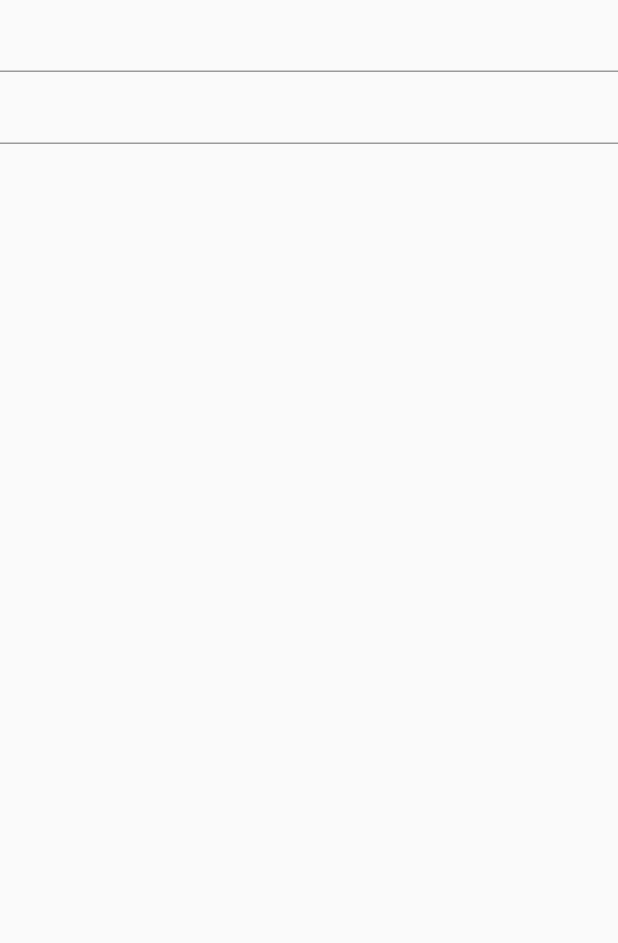
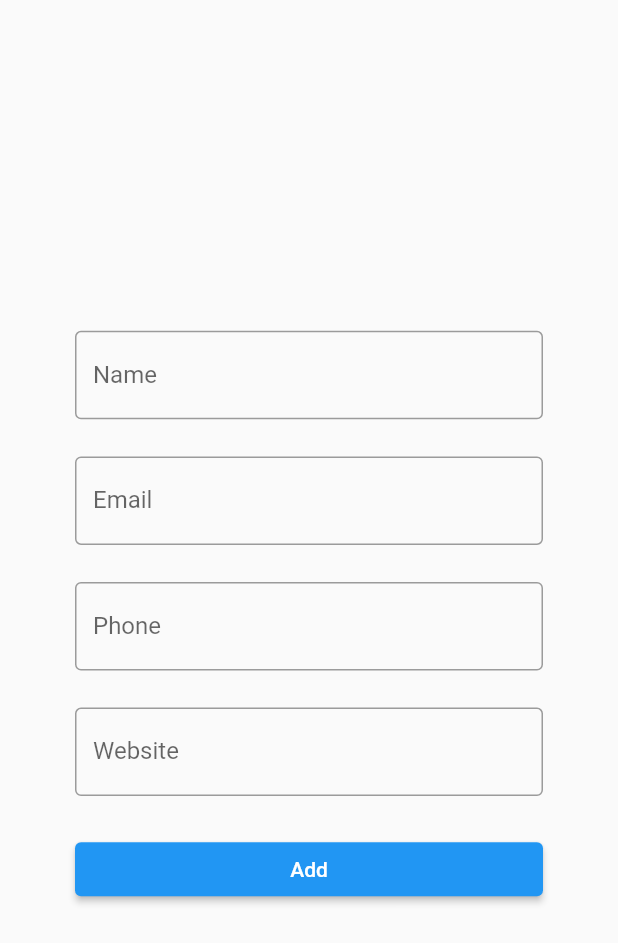
Before and after one commit to esraaabdrabo/user_MVVM, a Flutter app: the AddUser screen opened directly, on a phone screen of 412 x 824 dp. Shown: the top 943 px of the screen. Run offline on Flutter 3.47's test engine with Material 2 defaults, Android fonts, the phone set to English and light mode, and no system bars; accounts and stored records are empty; network calls fail.

Commit message:
add user view model is done

```diff
--- a/lib/main.dart
+++ b/lib/main.dart
@@ -15,7 +15,7 @@ class MyApp extends StatelessWidget {
   Widget build(BuildContext context) {
     return ChangeNotifierProvider(
       create: (_) => UserViewModel(),
-      child: const MaterialApp(title: 'Flutter Demo', home: UsersDetails()),
+      child: const MaterialApp(home: UsersDetails()),
     );
   }
 }
--- a/lib/views/addUser.dart
+++ b/lib/views/addUser.dart
@@ -1,4 +1,9 @@
+import 'package:clothes_mvvm/model/user.dart';
+import 'package:clothes_mvvm/views_model/users_view_model.dart';
 import 'package:flutter/material.dart';
+import 'package:provider/provider.dart';
+
+import '../views_model/Add_User_view_model.dart';
 
 class AddUser extends StatefulWidget {
   const AddUser({Key? key}) : super(key: key);
@@ -8,12 +13,96 @@ class AddUser extends StatefulWidget {
 }
 
 class _AddUserState extends State<AddUser> {
+  TextEditingController nameCont = TextEditingController();
+  TextEditingController emailCont = TextEditingController();
+
+  TextEditingController phoneCont = TextEditingController();
+  TextEditingController websiteCont = TextEditingController();
+
   @override
   Widget build(BuildContext context) {
     return Scaffold(
       body: Center(
-        child: Column(children: [TextField(), TextField()]),
+        child: SingleChildScrollView(
+          child: Padding(
+            padding: const EdgeInsets.all(50.0),
+            child: ChangeNotifierProvider(
+                create: (_) => AddUserProvider(),
+                builder: (context, child) {
+                  AddUserProvider addUserProv = Provider.of(context);
+                  return Column(
+                      mainAxisAlignment: MainAxisAlignment.center,
+                      children: [
+                        //name
+                        formField(
+                            nameCont, TextInputType.name, 'Name', context),
+                        //email
+                        formField(emailCont, TextInputType.emailAddress,
+                            'Email', context),
+                        //phone
+                        formField(
+                          phoneCont,
+                          TextInputType.number,
+                          'Phone',
+                          context,
+                        ),
+                        //website
+                        formField(
+                          websiteCont,
+                          TextInputType.name,
+                          'Website',
+                          context,
+                        ),
+                        SizedBox(
+                            width: double.infinity,
+                            child: ElevatedButton(
+                              onPressed: () {
+                                User newUser = User(
+                                    id: DateTime.now().millisecond,
+                                    name: nameCont.text,
+                                    username: '',
+                                    email: emailCont.text,
+                                    address: Address(
+                                        street: '',
+                                        suite: '',
+                                        city: '',
+                                        zipcode: '',
+                                        geo: Geo(lat: '', lng: '')),
+                                    phone: phoneCont.text,
+                                    website: websiteCont.text,
+                                    company: Company(
+                                        bs: '', catchPhrase: '', name: ''));
+
+                                addUserProv.AddnewUser(newUser);
+                              },
+                              child: const Text('Add'),
+                            )),
+                        addUserProv.testflag != 0
+                            ? const Text(
+                                'please fill all the required informations')
+                            : Container()
+                      ]);
+                }),
+          ),
+        ),
       ),
     );
   }
 }
+
+Widget formField(TextEditingController cont, TextInputType inputType,
+    String label, BuildContext context) {
+  return Column(
+    children: [
+      TextFormField(
+        controller: cont,
+        keyboardType: inputType,
+        decoration: InputDecoration(
+            labelText: label, border: const OutlineInputBorder()),
+      ),
+      SizedBox(
+        height: MediaQuery.of(context).size.height * .03,
+      ),
+    ],
+  );
+}
--- a/lib/views/users.dart
+++ b/lib/views/users.dart
@@ -63,8 +63,7 @@ Widget userRow(UserViewModel usersProvider) {
                   Text(
                     userData[index].name!,
                   ),
-                  Text(
-                      '${usersProvider.leftDetailsHeadLines[1]} ${userData[index].email!}')
+                  Text('Email : ${userData[index].email!}')
                 ],
               ),
             ),
--- /dev/null
+++ b/lib/views_model/Add_User_view_model.dart
@@ -0,0 +1,25 @@
+import 'package:clothes_mvvm/model/user.dart';
+import 'package:flutter/cupertino.dart';
+
+class AddUserProvider extends ChangeNotifier {
+  late User newUser;
+  int testflag = 0;
+
+//strat adding new user//
+  AddnewUser(User newUser) {
+    testflag = 0;
+    isValid(newUser.name!);
+    isValid(newUser.phone!);
+    isValid(newUser.website!);
+    isValid(newUser.email!);
+    this.newUser = newUser;
+    print(testflag);
+  }
+
+  void isValid(String inputData) {
+    if (inputData.isEmpty) {
+      testflag++;
+      notifyListeners();
+    }
+  }
+}
--- a/lib/views_model/users_view_model.dart
+++ b/lib/views_model/users_view_model.dart
@@ -1,28 +1,25 @@
 import 'package:clothes_mvvm/model/user.dart';
 import 'package:clothes_mvvm/repo/usersApi.dart';
-import 'package:clothes_mvvm/views/users.dart';
 import 'package:flutter/cupertino.dart';
 
 class UserViewModel extends ChangeNotifier {
   List<User> usersList = [];
   bool loading = false;
-  List<String> leftDetailsHeadLines = [
-    'name: ',
-    'email: ',
-    'phone: ',
-    'website: '
-  ];
+
+  UserViewModel() {
+    getusers();
+  }
+  //start fetch data from api //
   void setLoading(bool trueOrFalse) async {
     loading = trueOrFalse;
     notifyListeners();
   }
 
-  UserViewModel() {
-    getusers();
-  }
   getusers() async {
     setLoading(true);
     usersList = await UserApi.getUsers();
     setLoading(false);
   }
+//end fetch data from api //
+
 }
```
